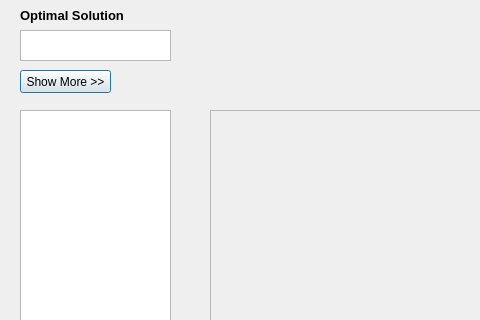
Averios/BCMModified, file BCMModified/resultdialog.ui: the form before one commit; both pictures show x 0 to 480 and y 0 to 320 of the 901 by 588 pixel window.
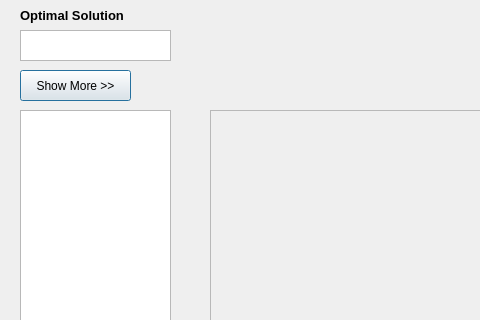
The form after the commit.

Patch:
```diff
--- a/BCMModified/resultdialog.ui
+++ b/BCMModified/resultdialog.ui
@@ -41,8 +41,8 @@
     <rect>
      <x>20</x>
      <y>70</y>
-     <width>91</width>
-     <height>23</height>
+     <width>111</width>
+     <height>31</height>
     </rect>
    </property>
    <property name="text">
```
